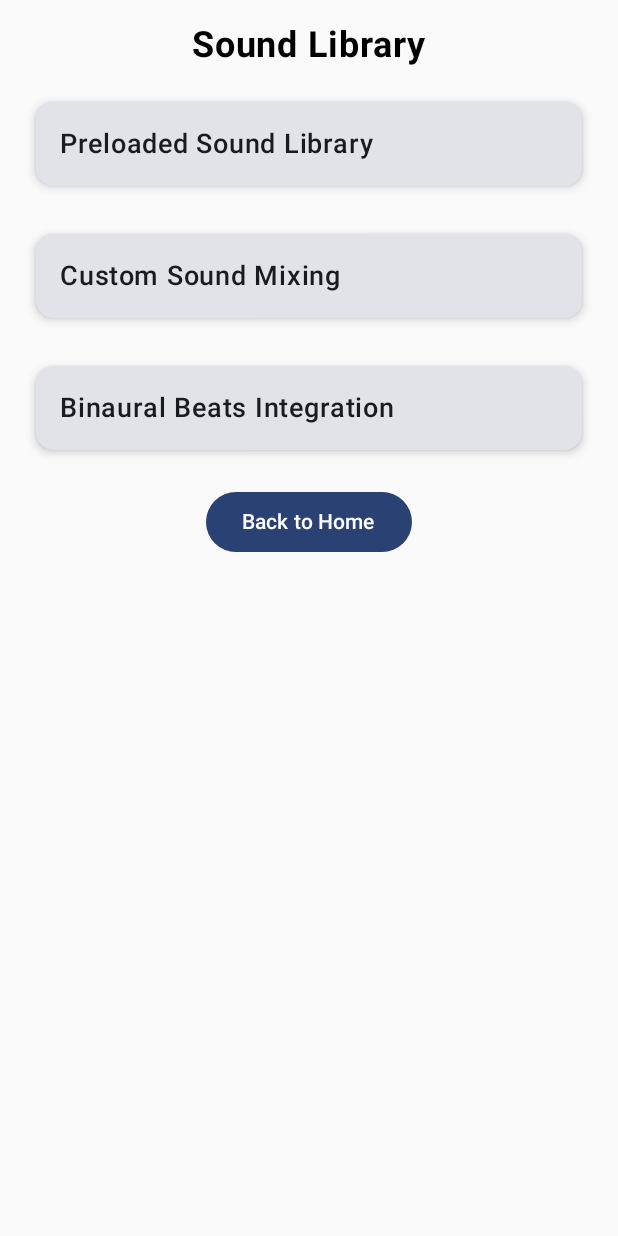
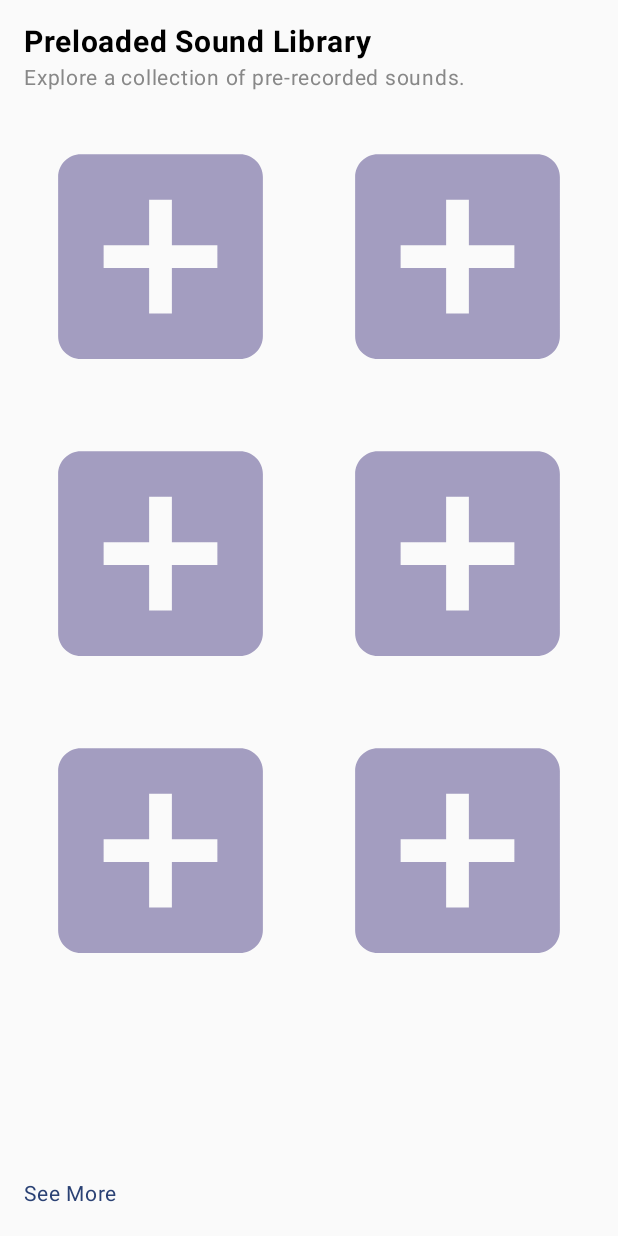
Before and after one commit to micaiahhill/senior-designs, an Android app built with Jetpack Compose: the SoundLibraryScreen screen opened through its navigation route, after a tap on "Preloaded Sound Library", on a phone screen of 412 x 824 dp. Run offline under Robolectric (Android 15) with nearby library versions, the phone set to English and light mode, and no system bars.

Commit message:
Sound libaray changes

```diff
--- a/app/build.gradle.kts
+++ b/app/build.gradle.kts
@@ -50,6 +50,9 @@ dependencies {
     implementation(libs.androidx.ui.tooling.preview)
     implementation(libs.androidx.material3)
     testImplementation(libs.junit)
+
+    implementation(libs.material.v1110) // Use the latest stable version
+    implementation(libs.google.material)
     androidTestImplementation(libs.androidx.junit)
     androidTestImplementation(libs.androidx.espresso.core)
     androidTestImplementation(platform(libs.androidx.compose.bom))
--- /dev/null
+++ b/app/src/main/java/com/example/firstapp/BinauralBeatsScreen.kt
@@ -0,0 +1,22 @@
+package com.example.firstapp
+
+import android.os.Bundle
+import androidx.activity.ComponentActivity
+import androidx.activity.compose.setContent
+import androidx.compose.material3.*
+import androidx.compose.runtime.Composable
+import androidx.compose.ui.platform.LocalContext
+import androidx.compose.ui.tooling.preview.Preview
+import androidx.navigation.NavController
+
+// Remove ComponentActivity since you're using Composables and Navigation.
+@Composable
+fun BinauralBeatsScreen(navController: NavController) {
+    Text(text = "Binaural Beats Screen")
+}
+
+@Preview(showBackground = true)
+@Composable
+fun PreviewBinauralBeatsScreen() {
+    BinauralBeatsScreen(navController = NavController(context = LocalContext.current))
+}
--- a/app/src/main/java/com/example/firstapp/MainActivity.kt
+++ b/app/src/main/java/com/example/firstapp/MainActivity.kt
@@ -1,4 +1,5 @@
 package com.example.firstapp
+import SoundLibraryScreen
 import android.os.Bundle
 import androidx.activity.ComponentActivity
 import androidx.activity.compose.setContent
@@ -31,11 +32,18 @@ fun AppNavigator() {
         composable("questionnaire") { QuestionnaireScreen(navController) }
         composable("breathing") { BreathingExerciseScreen(navController) }
         composable("soundLibrary") { SoundLibraryScreen(navController) }
+        composable("preloaded_sound_library") { PreLoadedSoundLibraryScreen(navController) }
+        composable("binaural_beats") { BinauralBeatsScreen(navController) }
+
+
 
         composable("box_breathing") { BoxBreathingScreen(navController)}
         composable("478_breathing") { FSEBreathingScreen(navController)}
         composable("diaphragmatic_breathing") {DiaphragmaticBreathingScreen(navController)}
         composable("altNostril_breathing") {AlternateNostrilBreathingScreen(navController)}
         composable("wimHof_breathing") {WimHofBreathingScreen(navController)}
+
+
+
     }
 }
--- a/app/src/main/java/com/example/firstapp/PreLoadedSoundLibraryScreen.kt
+++ b/app/src/main/java/com/example/firstapp/PreLoadedSoundLibraryScreen.kt
@@ -0,0 +1,83 @@
+package com.example.firstapp
+
+import androidx.compose.foundation.clickable
+import androidx.compose.foundation.layout.*
+import androidx.compose.foundation.lazy.grid.GridCells
+import androidx.compose.foundation.lazy.grid.LazyVerticalGrid
+import androidx.compose.material3.MaterialTheme
+import androidx.compose.material3.Text
+import androidx.compose.runtime.Composable
+import androidx.compose.ui.Modifier
+import androidx.compose.ui.graphics.Color
+import androidx.compose.ui.text.font.FontWeight
+import androidx.compose.ui.unit.dp
+import androidx.compose.ui.unit.sp
+import androidx.navigation.NavController
+import androidx.compose.foundation.Image
+import androidx.compose.ui.res.painterResource
+import androidx.compose.ui.layout.ContentScale
+
+@Composable
+fun PreLoadedSoundLibraryScreen(navController: NavController? = null) {
+    Column(
+        modifier = Modifier
+            .fillMaxSize()
+            .padding(16.dp)
+    ) {
+        // Title and Description
+        Column(
+            modifier = Modifier.fillMaxWidth()
+        ) {
+            Text(
+                text = "Preloaded Sound Library",
+                fontSize = 20.sp,
+                fontWeight = FontWeight.Bold,
+                color = Color.Black
+            )
+            Text(
+                text = "Explore a collection of pre-recorded sounds.",
+                fontSize = 14.sp,
+                color = Color.Gray
+            )
+        }
+
+        Spacer(modifier = Modifier.height(16.dp))
+
+        // Grid Layout for Icons - Adaptive Columns
+        LazyVerticalGrid(
+            columns = GridCells.Adaptive(minSize = 120.dp), // Adaptive columns
+            horizontalArrangement = Arrangement.spacedBy(16.dp),
+            verticalArrangement = Arrangement.spacedBy(16.dp),
+            modifier = Modifier
+                .fillMaxWidth()
+                .weight(1f) // Make the grid expand
+        ) {
+            items(6) { index ->
+                Image(
+                    painter = painterResource(id = R.drawable.baseline_add_box_24), // Use your image resource
+                    contentDescription = "Icon ${index + 1}",
+                    modifier = Modifier
+                        .aspectRatio(1f) // Square aspect ratio
+                        .clickable {
+                            // Handle click for each icon
+                        },
+                    contentScale = ContentScale.Crop // Use Crop to fill the box without distortion
+                )
+            }
+        }
+
+        Spacer(modifier = Modifier.height(16.dp))
+
+        // "See More" Button
+        if (navController != null) {
+            Text(
+                text = "See More",
+                fontSize = 14.sp,
+                color = MaterialTheme.colorScheme.primary,
+                modifier = Modifier
+                    .fillMaxWidth()
+                    .clickable { navController.navigate("preloaded_sound_library_details") }
+            )
+        }
+    }
+}
--- a/app/src/main/java/com/example/firstapp/SoundLibraryScreen.kt
+++ b/app/src/main/java/com/example/firstapp/SoundLibraryScreen.kt
@@ -1,5 +1,3 @@
-package com.example.firstapp
-
 import androidx.compose.foundation.clickable
 import androidx.compose.foundation.layout.*
 import androidx.compose.material3.*
@@ -10,29 +8,39 @@ import androidx.compose.ui.text.font.FontWeight
 import androidx.compose.ui.unit.dp
 import androidx.compose.ui.unit.sp
 import androidx.navigation.NavController
+import androidx.compose.ui.res.painterResource
+import androidx.compose.foundation.Image
+import com.example.firstapp.R
 
 @Composable
 fun SoundLibraryScreen(navController: NavController) {
     Column(
-        modifier = Modifier.fillMaxSize().padding(16.dp),
+        modifier = Modifier
+            .fillMaxSize()
+            .padding(16.dp),
         horizontalAlignment = Alignment.CenterHorizontally,
-        verticalArrangement = Arrangement.spacedBy(16.dp) // Add space between sections
+        verticalArrangement = Arrangement.spacedBy(16.dp)
     ) {
-        Text("Sound Library", fontSize = 24.sp, fontWeight = FontWeight.Bold)
+        Text(
+            text = "Sound Library",
+            fontSize = 24.sp,
+            fontWeight = FontWeight.Bold
+        )
 
+        // Preloaded Sound Library Section (Larger Icon)
         SoundLibrarySection(
             title = "Preloaded Sound Library",
-            onClick = { /* Navigate to Preloaded Sound Library */ }
+            onClick = { navController.navigate("preloaded_sound_library") },
+            iconResId = R.drawable.baseline_library_music_24, // Replace with your icon resource
+            isLargeIcon = true // Indicate it's a large icon
         )
 
-        SoundLibrarySection(
-            title = "Custom Sound Mixing",
-            onClick = { /* Navigate to Custom Sound Mixing */ }
-        )
-
+        // Binaural Beats Integration Section (Default Icon)
         SoundLibrarySection(
             title = "Binaural Beats Integration",
-            onClick = { /* Navigate to Binaural Beats Integration */ }
+            onClick = { navController.navigate("binaural_beats") },
+            iconResId = R.drawable.cadence_48px, // Replace with your icon resource
+            isLargeIcon = true // Indicate it's a default icon
         )
 
         Button(onClick = { navController.popBackStack() }) {
@@ -42,20 +50,22 @@ fun SoundLibraryScreen(navController: NavController) {
 }
 
 @Composable
-fun SoundLibrarySection(title: String, onClick: () -> Unit) {
-    Card(
+fun SoundLibrarySection(title: String, onClick: () -> Unit, iconResId: Int, isLargeIcon: Boolean) { // Add isLargeIcon parameter
+    Column(
         modifier = Modifier
-            .fillMaxWidth()
-            .clickable(onClick = onClick) // Make the card clickable
+            .clickable(onClick = onClick)
             .padding(8.dp),
-        elevation = CardDefaults.cardElevation(defaultElevation = 4.dp)
+        horizontalAlignment = Alignment.CenterHorizontally
     ) {
-        Column(
-            modifier = Modifier.padding(16.dp),
-            horizontalAlignment = Alignment.CenterHorizontally
-        ) {
-            Text(title, fontSize = 18.sp, fontWeight = FontWeight.SemiBold)
-            // Add any additional content or icons here
-        }
+        Image(
+            painter = painterResource(id = iconResId),
+            contentDescription = title,
+            modifier = if (isLargeIcon) Modifier.size(150.dp) else Modifier.size(24.dp) // Conditional icon size
+        )
+        Text(
+            text = title,
+            fontSize = 18.sp,
+            fontWeight = FontWeight.SemiBold
+        )
     }
 }
--- /dev/null
+++ b/app/src/main/res/drawable/baseline_add_box_24.xml
@@ -0,0 +1,5 @@
+<vector xmlns:android="http://schemas.android.com/apk/res/android" android:height="24dp" android:tint="#A39DC0" android:viewportHeight="24" android:viewportWidth="24" android:width="24dp">
+
+    <path android:fillColor="@android:color/white" android:pathData="M19,3L5,3c-1.11,0 -2,0.9 -2,2v14c0,1.1 0.89,2 2,2h14c1.1,0 2,-0.9 2,-2L21,5c0,-1.1 -0.9,-2 -2,-2zM17,13h-4v4h-2v-4L7,13v-2h4L11,7h2v4h4v2z"/>
+
+</vector>
--- /dev/null
+++ b/app/src/main/res/drawable/baseline_library_music_24.xml
@@ -0,0 +1,5 @@
+<vector xmlns:android="http://schemas.android.com/apk/res/android" android:height="24dp" android:tint="#0065FD" android:viewportHeight="24" android:viewportWidth="24" android:width="24dp">
+
+    <path android:fillColor="@android:color/white" android:pathData="M20,2L8,2c-1.1,0 -2,0.9 -2,2v12c0,1.1 0.9,2 2,2h12c1.1,0 2,-0.9 2,-2L22,4c0,-1.1 -0.9,-2 -2,-2zM18,7h-3v5.5c0,1.38 -1.12,2.5 -2.5,2.5S10,13.88 10,12.5s1.12,-2.5 2.5,-2.5c0.57,0 1.08,0.19 1.5,0.51L14,5h4v2zM4,6L2,6v14c0,1.1 0.9,2 2,2h14v-2L4,20L4,6z"/>
+
+</vector>
--- /dev/null
+++ b/app/src/main/res/drawable/cadence_24px.xml
@@ -0,0 +1,10 @@
+<vector xmlns:android="http://schemas.android.com/apk/res/android"
+    android:width="24dp"
+    android:height="24dp"
+    android:viewportWidth="960"
+    android:viewportHeight="960"
+    android:tint="?attr/colorControlNormal">
+  <path
+      android:fillColor="@android:color/white"
+      android:pathData="M440,840L440,280L520,280L520,840L440,840ZM280,720L280,400L360,400L360,720L280,720ZM600,720L600,400L680,400L680,720L600,720ZM120,600L120,520L200,520L200,600L120,600ZM760,600L760,520L840,520L840,600L760,600ZM80,400L80,320L127,320Q169,320 205.5,299Q242,278 264,242Q298,185 355.5,152.5Q413,120 480,120Q547,120 604.5,152.5Q662,185 696,242Q718,278 754.5,299Q791,320 833,320L880,320L880,400L834,400Q771,400 715.5,369Q660,338 628,284Q605,245 565.5,222.5Q526,200 480,200Q435,200 395.5,222.5Q356,245 333,284Q301,338 245.5,369Q190,400 127,400L80,400Z"/>
+</vector>
--- /dev/null
+++ b/app/src/main/res/drawable/cadence_48px.xml
@@ -0,0 +1,10 @@
+<vector xmlns:android="http://schemas.android.com/apk/res/android"
+    android:width="48dp"
+    android:height="48dp"
+    android:viewportWidth="960"
+    android:viewportHeight="960"
+    android:tint="?attr/colorControlNormal">
+  <path
+      android:fillColor="@android:color/white"
+      android:pathData="M450,840L450,285L510,285L510,840L450,840ZM284,716L284,408L344,408L344,716L284,716ZM615,716L615,408L675,408L675,716L615,716ZM120,592L120,532L180,532L180,592L120,592ZM780,592L780,532L840,532L840,592L780,592ZM80,386L80,326L117,326Q164,326 204,303.5Q244,281 267,241Q301,184 357.5,152Q414,120 480,120Q546,120 602.5,152Q659,184 692,241Q716,281 756,303.5Q796,326 843,326L880,326L880,386L843,386Q780,386 726.5,356Q673,326 641,272Q615,229 572.5,204.5Q530,180 480,180Q430,180 387.5,204.5Q345,229 319,272Q287,326 233.5,356Q180,386 117,386L80,386Z"/>
+</vector>
--- a/gradle/libs.versions.toml
+++ b/gradle/libs.versions.toml
@@ -8,11 +8,14 @@ espressoCore = "3.5.1"
 lifecycleRuntimeKtx = "2.6.1"
 activityCompose = "1.8.0"
 composeBom = "2024.04.01"
+material = "1.11.0"
+materialVersion = "1.13.0-alpha12"
 navigationCompose = "2.8.8"
 
 [libraries]
 androidx-core-ktx = { group = "androidx.core", name = "core-ktx", version.ref = "coreKtx" }
 androidx-navigation-compose = { module = "androidx.navigation:navigation-compose", version.ref = "navigationCompose" }
+google-material = { module = "com.google.android.material:material", version.ref = "materialVersion" }
 junit = { group = "junit", name = "junit", version.ref = "junit" }
 androidx-junit = { group = "androidx.test.ext", name = "junit", version.ref = "junitVersion" }
 androidx-espresso-core = { group = "androidx.test.espresso", name = "espresso-core", version.ref = "espressoCore" }
@@ -26,6 +29,7 @@ androidx-ui-tooling-preview = { group = "androidx.compose.ui", name = "ui-toolin
 androidx-ui-test-manifest = { group = "androidx.compose.ui", name = "ui-test-manifest" }
 androidx-ui-test-junit4 = { group = "androidx.compose.ui", name = "ui-test-junit4" }
 androidx-material3 = { group = "androidx.compose.material3", name = "material3" }
+material-v1110 = { module = "com.google.android.material:material", version.ref = "material" }
 
 [plugins]
 android-application = { id = "com.android.application", version.ref = "agp" }
```
